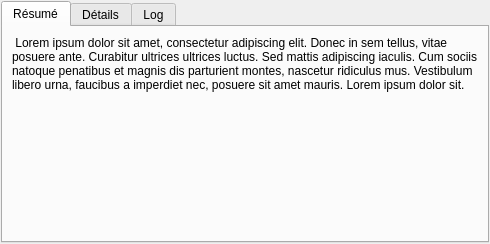
Qt form src/resumedetailswidget.ui (cinemaouvert/OPP) before a commit.
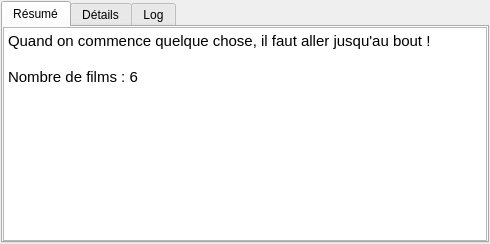
The same form after that commit. The open tabs and pages were chosen to show the change.

```diff
--- a/src/resumedetailswidget.ui
+++ b/src/resumedetailswidget.ui
@@ -27,16 +27,19 @@
        <string>Résumé</string>
       </attribute>
       <layout class="QVBoxLayout" name="verticalLayout">
+       <property name="margin">
+        <number>0</number>
+       </property>
        <item>
-        <widget class="QLabel" name="label_resume">
-         <property name="text">
-          <string> Lorem ipsum dolor sit amet, consectetur adipiscing elit. Donec in sem tellus, vitae posuere ante. Curabitur ultrices ultrices luctus. Sed mattis adipiscing iaculis. Cum sociis natoque penatibus et magnis dis parturient montes, nascetur ridiculus mus. Vestibulum libero urna, faucibus a imperdiet nec, posuere sit amet mauris. Lorem ipsum dolor sit. </string>
-         </property>
-         <property name="alignment">
-          <set>Qt::AlignLeading|Qt::AlignLeft|Qt::AlignTop</set>
-         </property>
-         <property name="wordWrap">
-          <bool>true</bool>
+        <widget class="QTextEdit" name="textEdit">
+         <property name="html">
+          <string>&lt;!DOCTYPE HTML PUBLIC &quot;-//W3C//DTD HTML 4.0//EN&quot; &quot;http://www.w3.org/TR/REC-html40/strict.dtd&quot;&gt;
+&lt;html&gt;&lt;head&gt;&lt;meta name=&quot;qrichtext&quot; content=&quot;1&quot; /&gt;&lt;style type=&quot;text/css&quot;&gt;
+p, li { white-space: pre-wrap; }
+&lt;/style&gt;&lt;/head&gt;&lt;body style=&quot; font-family:'Ubuntu'; font-size:11pt; font-weight:400; font-style:normal;&quot;&gt;
+&lt;p style=&quot; margin-top:0px; margin-bottom:0px; margin-left:0px; margin-right:0px; -qt-block-indent:0; text-indent:0px;&quot;&gt;Quand on commence quelque chose, il faut aller jusqu'au bout !&lt;/p&gt;
+&lt;p style=&quot;-qt-paragraph-type:empty; margin-top:0px; margin-bottom:0px; margin-left:0px; margin-right:0px; -qt-block-indent:0; text-indent:0px;&quot;&gt;&lt;br /&gt;&lt;/p&gt;
+&lt;p style=&quot; margin-top:0px; margin-bottom:0px; margin-left:0px; margin-right:0px; -qt-block-indent:0; text-indent:0px;&quot;&gt;Nombre de films : 6&lt;/p&gt;&lt;/body&gt;&lt;/html&gt;</string>
          </property>
         </widget>
        </item>
```
Left out of the diff: 40 changed lines with no effect on the pictures.
